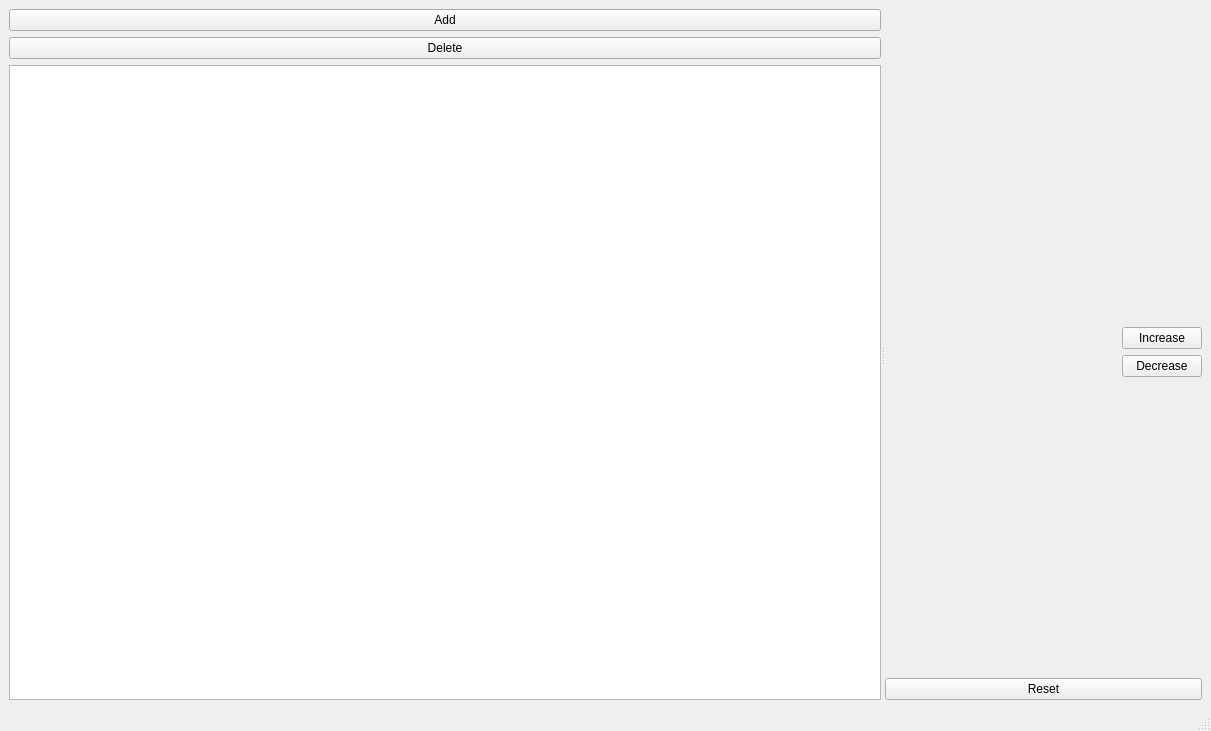
Above: pcscounter/src/mainwindow.ui from N1vn0vem8er/pineconesnake before the change. Below: the same form after it.
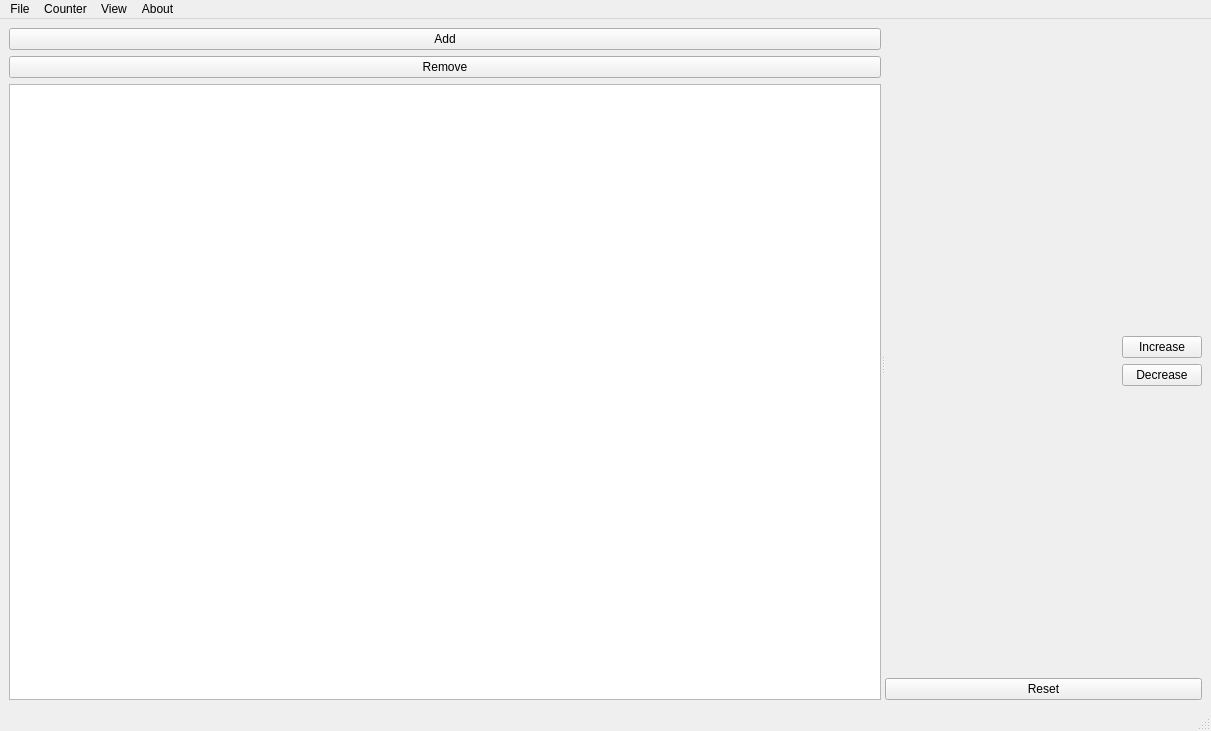
That is the form after the change. Icons and pictures are not drawn.

Commit message: Added menu bar

The edit to the form file:
```diff
--- a/pcscounter/src/mainwindow.ui
+++ b/pcscounter/src/mainwindow.ui
@@ -47,7 +47,7 @@
         <item>
          <widget class="QPushButton" name="deleteButton">
           <property name="text">
-           <string>Delete</string>
+           <string>Remove</string>
           </property>
           <property name="icon">
            <iconset theme="QIcon::ThemeIcon::ListRemove"/>
@@ -154,6 +154,40 @@
      <height>23</height>
     </rect>
    </property>
+   <widget class="QMenu" name="menuFile">
+    <property name="title">
+     <string>File</string>
+    </property>
+    <addaction name="actionExit"/>
+   </widget>
+   <widget class="QMenu" name="menuCounter">
+    <property name="title">
+     <string>Counter</string>
+    </property>
+    <addaction name="actionNew"/>
+    <addaction name="actionRemove"/>
+    <addaction name="separator"/>
+    <addaction name="actionIncrease"/>
+    <addaction name="actionDecrease"/>
+    <addaction name="actionReset"/>
+   </widget>
+   <widget class="QMenu" name="menuView">
+    <property name="title">
+     <string>View</string>
+    </property>
+    <addaction name="actionSide_Panel"/>
+   </widget>
+   <widget class="QMenu" name="menuAbout">
+    <property name="title">
+     <string>About</string>
+    </property>
+    <addaction name="actionAbout_PCS_Counter"/>
+    <addaction name="actionAbout_Qt"/>
+   </widget>
+   <addaction name="menuFile"/>
+   <addaction name="menuCounter"/>
+   <addaction name="menuView"/>
+   <addaction name="menuAbout"/>
   </widget>
   <widget class="QStatusBar" name="statusbar"/>
  </widget>
```
Left out of the diff: 84 changed lines with no effect on the pictures.
